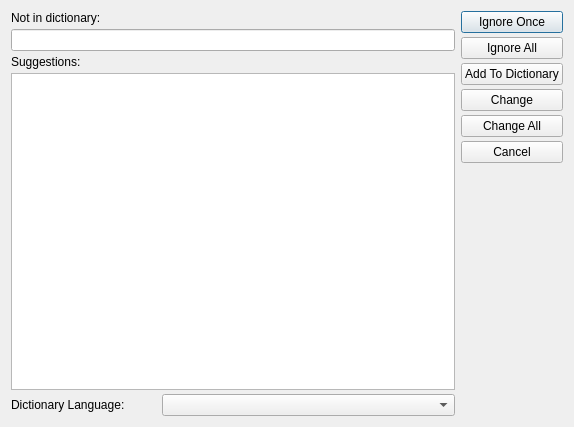
Before: the Qt Designer form spellcheckdialog.ui in kestermckinney/ProjectNotes, drawn with Qt 5.
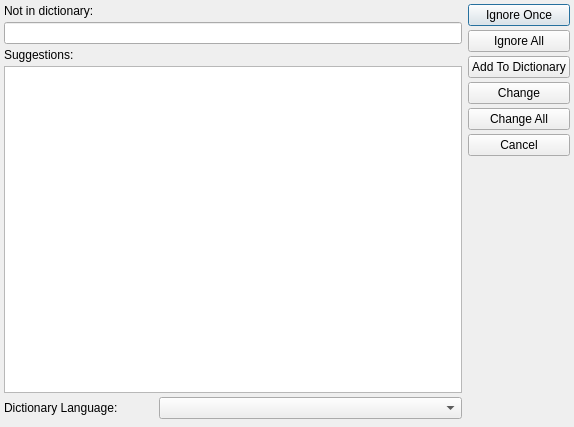
After: the same form once the commit is applied. Custom widgets are drawn as their Qt base class.

Diff of the .ui file:
```diff
--- a/spellcheckdialog.ui
+++ b/spellcheckdialog.ui
@@ -14,6 +14,18 @@
    <string>Spell Checking</string>
   </property>
   <layout class="QHBoxLayout" name="horizontalLayout_2">
+   <property name="leftMargin">
+    <number>4</number>
+   </property>
+   <property name="topMargin">
+    <number>4</number>
+   </property>
+   <property name="rightMargin">
+    <number>4</number>
+   </property>
+   <property name="bottomMargin">
+    <number>8</number>
+   </property>
    <item>
     <layout class="QVBoxLayout" name="verticalLayoutList">
      <property name="spacing">
```
